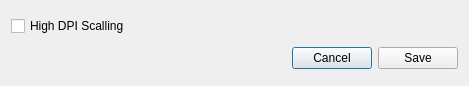
Old version of the form src/window/Settings.ui in the repository kelvinchin12070811/PopupReferencer.
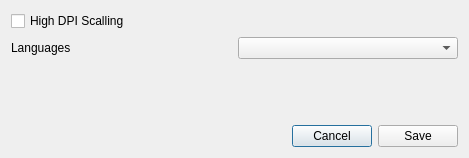
New version of the form.

Diff of the .ui file:
```diff
--- a/src/window/Settings.ui
+++ b/src/window/Settings.ui
@@ -7,7 +7,7 @@
     <x>0</x>
     <y>0</y>
     <width>469</width>
-    <height>86</height>
+    <height>158</height>
    </rect>
   </property>
   <property name="windowTitle">
@@ -27,6 +27,33 @@
      </property>
     </widget>
    </item>
+   <item>
+    <layout class="QHBoxLayout" name="horizontalLayout_2">
+     <item>
+      <widget class="QLabel" name="labLang">
+       <property name="text">
+        <string>Languages</string>
+       </property>
+      </widget>
+     </item>
+     <item>
+      <widget class="QComboBox" name="langsList"/>
+     </item>
+    </layout>
+   </item>
+   <item>
+    <spacer name="verticalSpacer">
+     <property name="orientation">
+      <enum>Qt::Vertical</enum>
+     </property>
+     <property name="sizeHint" stdset="0">
+      <size>
+       <width>20</width>
+       <height>40</height>
+      </size>
+     </property>
+    </spacer>
+   </item>
    <item>
     <layout class="QHBoxLayout" name="horizontalLayout">
      <item>
```
